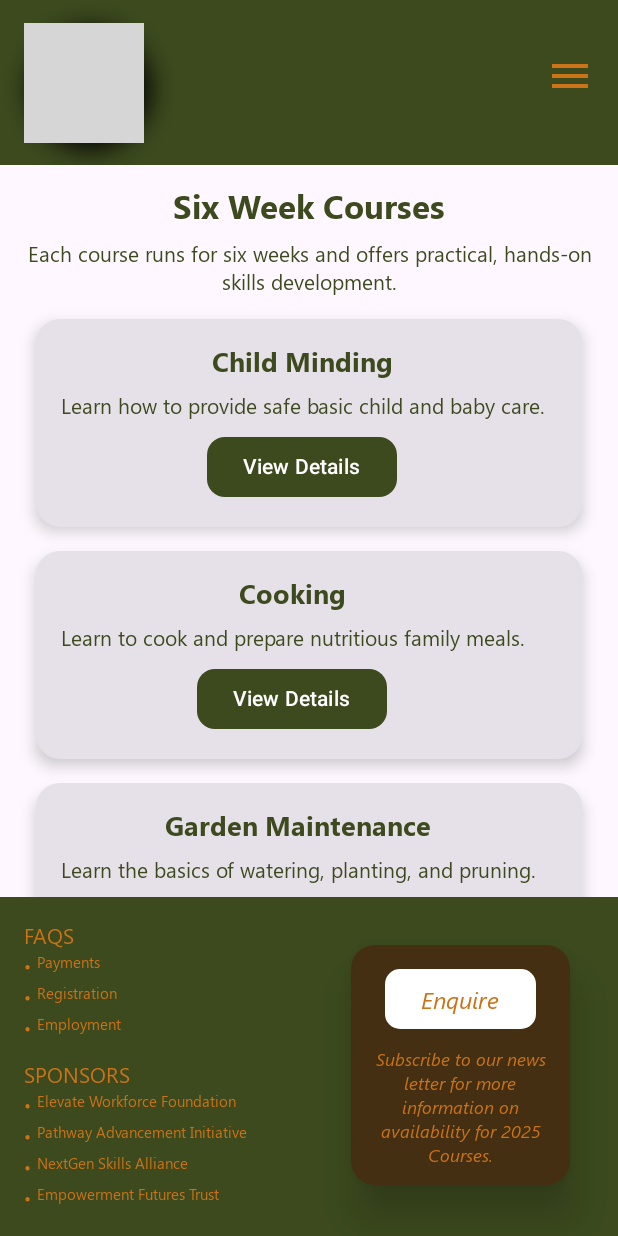
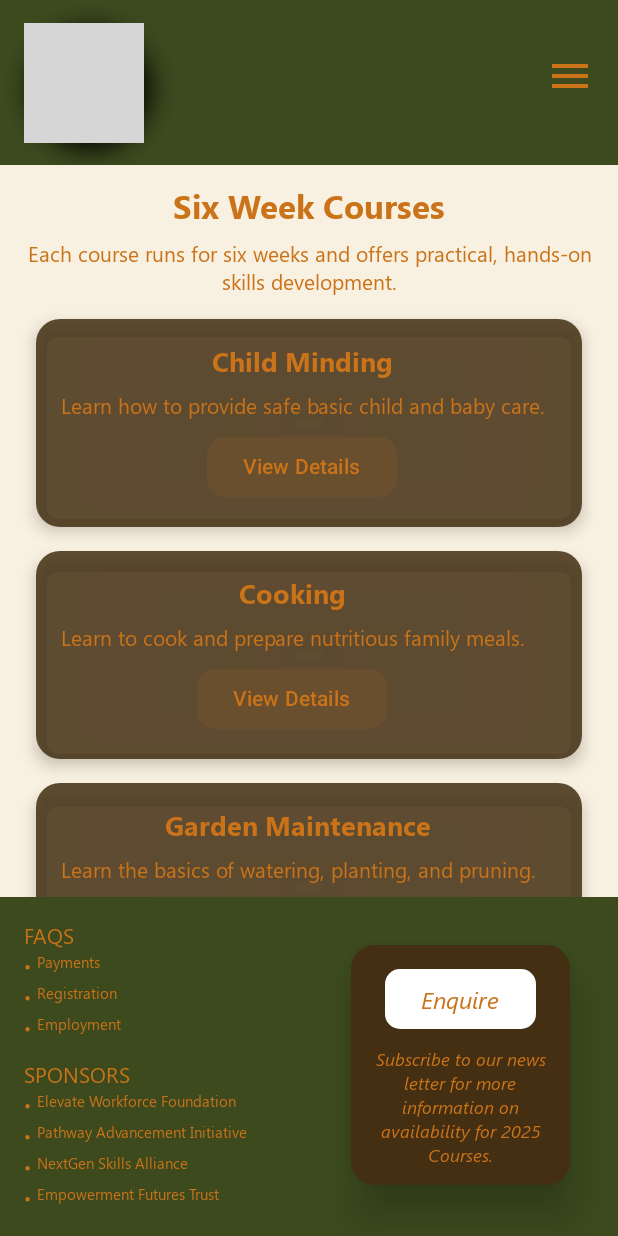
Before and after one commit to shuhad786/Empower_The_Nation_WIL, an Android app built with Jetpack Compose: the SixWeekCoursesPage screen opened through its navigation route, on a phone screen of 412 x 824 dp. Run offline under Robolectric (Android 15) with nearby library versions, the phone set to English and light mode, and no system bars; grey boxes are pictures that could not be loaded.

Commit message:
Changed the colour scheme for the six weeks page to fit with everything else. Changed background for six months page too

```diff
--- a/Android/app/src/main/java/com/example/empowerthenationmobile/ui/sixMonths/SixMonths.kt
+++ b/Android/app/src/main/java/com/example/empowerthenationmobile/ui/sixMonths/SixMonths.kt
@@ -1,5 +1,6 @@
 package com.example.empowerthenationmobile.ui.sixMonths
 
+import androidx.compose.foundation.background
 import androidx.compose.foundation.layout.*
 import androidx.compose.foundation.lazy.LazyColumn
 import androidx.compose.foundation.lazy.items
@@ -29,11 +30,13 @@
     Course("lifeSkills", "Life Skills", "Learn essential life skills for personal and professional development.")
   )
 
-  Scaffold { padding ->
+  Scaffold(containerColor = (MaterialTheme.colorScheme.secondary) // Transparent background for the page
+  ){ padding ->
     Column(
       modifier = Modifier
         .padding(padding)
         .fillMaxSize()
+        .background(MaterialTheme.colorScheme.secondary)//
         .padding(horizontal = 16.dp)
     ) {
       Spacer(modifier = Modifier.height(12.dp))
--- a/Android/app/src/main/java/com/example/empowerthenationmobile/ui/sixWeeks/Six-weeks.kt
+++ b/Android/app/src/main/java/com/example/empowerthenationmobile/ui/sixWeeks/Six-weeks.kt
@@ -2,6 +2,7 @@
 
 import androidx.compose.foundation.Image
 
+import androidx.compose.foundation.background
 import androidx.compose.foundation.layout.*
 import androidx.compose.foundation.lazy.LazyColumn
 import androidx.compose.foundation.lazy.items
@@ -10,14 +11,17 @@
 import androidx.compose.runtime.Composable
 import androidx.compose.ui.Alignment
 import androidx.compose.ui.Modifier
+import androidx.compose.ui.graphics.Color
 import androidx.compose.ui.text.font.FontWeight
 import androidx.compose.ui.text.style.TextAlign
 import androidx.compose.ui.unit.dp
 import androidx.compose.ui.unit.sp
 import androidx.navigation.NavController
+import com.example.empowerthenationmobile.ui.theme.BrownAccent
+import com.example.empowerthenationmobile.ui.theme.OrangeText
 
 data class Course(
-  val id: String,       // NavController route
+  val id: String,
   val title: String,
   val description: String
 )
@@ -25,16 +29,19 @@
 @Composable
 fun SixWeekCoursesPage(navController: NavController) {
   val courses = listOf(
-    Course("childMinding", "Child Minding", "Learn how to provide safe basic child and baby care."),
+    Course("childminding", "Child Minding", "Learn how to provide safe basic child and baby care."),
     Course("cooking", "Cooking", "Learn to cook and prepare nutritious family meals."),
-    Course("gardenMaintenance", "Garden Maintenance", "Learn the basics of watering, planting, and pruning.")
+    Course("gardenmaintenance", "Garden Maintenance", "Learn the basics of watering, planting, and pruning.")
   )
 
-  Scaffold { padding ->
+  Scaffold(
+    containerColor = (MaterialTheme.colorScheme.secondary) // Transparent background for the page
+  ) { padding ->
     Column(
       modifier = Modifier
         .padding(padding)
         .fillMaxSize()
+        .background(MaterialTheme.colorScheme.secondary)//
         .padding(horizontal = 16.dp)
     ) {
       Spacer(modifier = Modifier.height(12.dp))
@@ -43,14 +50,14 @@
         text = "Six Week Courses",
         fontSize = 22.sp,
         fontWeight = FontWeight.Bold,
-        color = MaterialTheme.colorScheme.primary,
+        color = OrangeText,
         modifier = Modifier.align(Alignment.CenterHorizontally)
       )
 
       Text(
         text = "Each course runs for six weeks and offers practical, hands-on skills development.",
         fontSize = 14.sp,
-        color = MaterialTheme.colorScheme.primary,
+        color = OrangeText,
         textAlign = TextAlign.Center,
         modifier = Modifier
           .fillMaxWidth()
@@ -75,6 +82,9 @@
 fun CourseCard(course: Course, onClick: () -> Unit) {
   Card(
     shape = RoundedCornerShape(16.dp),
+    colors = CardDefaults.cardColors(
+      containerColor = BrownAccent.copy(alpha = 0.85f)
+    ),
     elevation = CardDefaults.cardElevation(defaultElevation = 6.dp),
     modifier = Modifier
       .fillMaxWidth()
@@ -82,28 +92,33 @@
   ) {
     Column(
       horizontalAlignment = Alignment.CenterHorizontally,
-      modifier = Modifier.padding(16.dp)
+      modifier = Modifier
+        .padding(16.dp)
     ) {
       Text(
         text = course.title,
         fontSize = 18.sp,
         fontWeight = FontWeight.Bold,
-        color = MaterialTheme.colorScheme.primary
+        color = OrangeText
       )
 
       Text(
         text = course.description,
         fontSize = 14.sp,
-        color = MaterialTheme.colorScheme.primary,
+        color = OrangeText,
         textAlign = TextAlign.Center,
         modifier = Modifier.padding(vertical = 8.dp)
       )
 
       Button(
         onClick = onClick,
-        shape = RoundedCornerShape(12.dp)
+        shape = RoundedCornerShape(12.dp),
+        colors = ButtonDefaults.buttonColors(containerColor = OrangeText.copy(alpha = 0.1f))
       ) {
-        Text("View Details")
+        Text(
+          text = "View Details",
+          color = OrangeText
+        )
       }
     }
   }
```
